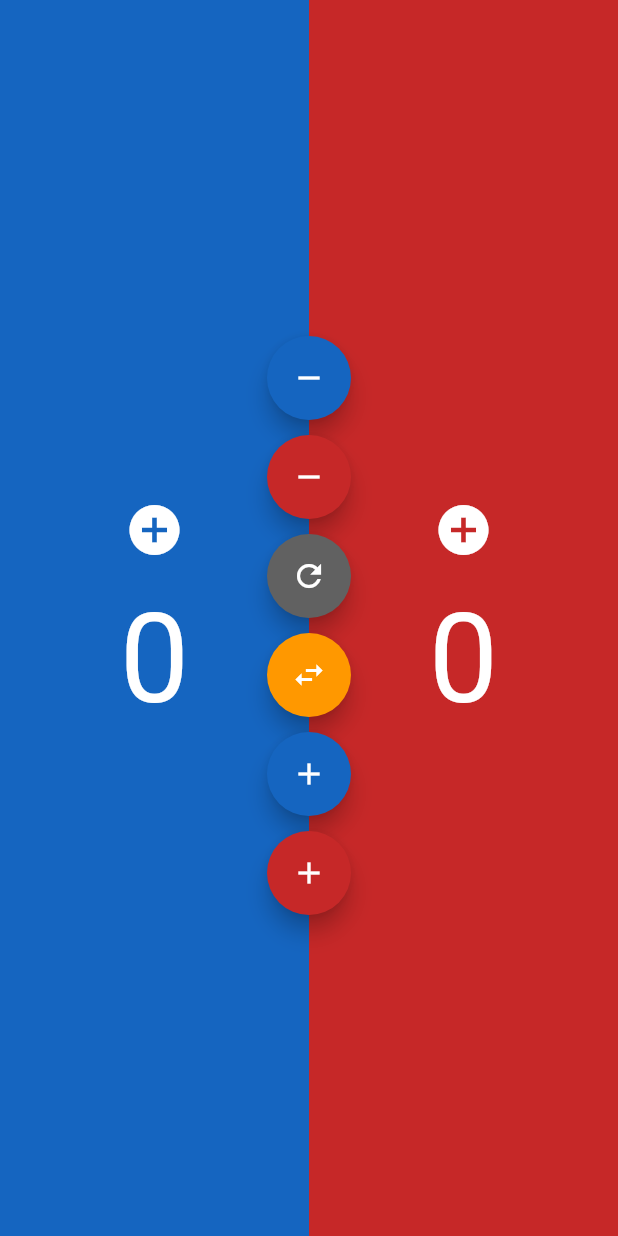
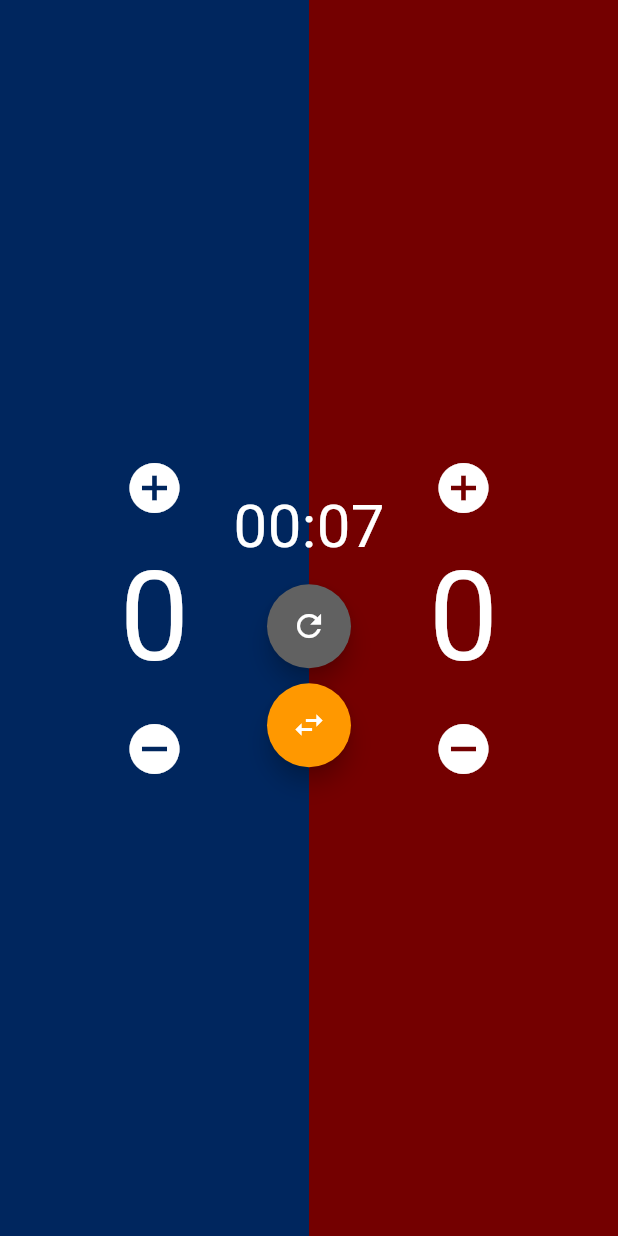
Before and after one commit to zmsp/tapscore, a Flutter app: the screen it shows after launch, on a phone screen of 412 x 824 dp. Run offline on Flutter 3.47's test engine with Material 3 defaults, Android fonts, the light colour scheme and no system bars.

Commit message:
removed unnessesary buttons

```diff
--- a/lib/main.dart
+++ b/lib/main.dart
@@ -1,3 +1,5 @@
+import 'dart:async'; // Import the required package for Timer
+
 import 'package:flutter/material.dart';
 
 void main() {
@@ -29,8 +31,29 @@ class Scoreboard extends StatefulWidget {
 class _ScoreboardState extends State<Scoreboard> {
   int _teamAScore = 0;
   int _teamBScore = 0;
-  Color _teamAColor = Colors.blue[800]!;
-  Color _teamBColor = Colors.red[800]!;
+Color _teamAColor = const Color.fromARGB(255, 0, 38, 94)!; // Very dark blue
+Color _teamBColor = const Color.fromARGB(255, 116, 0, 0)!;  // Very dark red
+
+  int _stopwatchTime = 0; // Stopwatch time in seconds
+  late Timer _timer;
+
+  // Start the stopwatch
+  void _startStopwatch() {
+    _timer = Timer.periodic(const Duration(seconds: 1), (timer) {
+      setState(() {
+        _stopwatchTime++;
+      });
+    });
+  }
+
+  // Reset the stopwatch
+  void _resetStopwatch() {
+    setState(() {
+      _stopwatchTime = 0;
+    });
+    _timer.cancel(); // Stop the timer
+    _startStopwatch(); // Restart the stopwatch
+  }
 
   void _incrementScore(String team) {
     setState(() {
@@ -72,6 +95,7 @@ class _ScoreboardState extends State<Scoreboard> {
                   _teamBScore = 0;
                 });
                 Navigator.of(context).pop();
+                _resetStopwatch(); // Reset stopwatch when scores are reset
               },
               child: const Text("Reset"),
             ),
@@ -94,6 +118,18 @@ class _ScoreboardState extends State<Scoreboard> {
   }
 
   @override
+  void initState() {
+    super.initState();
+    _startStopwatch(); // Start stopwatch when the app starts
+  }
+
+  @override
+  void dispose() {
+    _timer.cancel(); // Make sure to cancel the timer when the app is disposed
+    super.dispose();
+  }
+
+  @override
   Widget build(BuildContext context) {
     // Get the screen dimensions
     double screenWidth = MediaQuery.of(context).size.width;
@@ -102,6 +138,10 @@ class _ScoreboardState extends State<Scoreboard> {
     // Calculate font size dynamically based on the screen width (you can adjust this formula)
     double fontSize =
         screenWidth * 0.2; // Font size will scale with screen width
+
+    // Format stopwatch time
+    String formattedTime =
+        '${(_stopwatchTime ~/ 60).toString().padLeft(2, '0')}:${(_stopwatchTime % 60).toString().padLeft(2, '0')}';
 
     return Scaffold(
       body: Stack(
@@ -127,6 +167,12 @@ class _ScoreboardState extends State<Scoreboard> {
                           style: TextStyle(
                               fontSize: fontSize, color: Colors.white),
                         ),
+                        // Decrement button below Team A score
+                        IconButton(
+                          onPressed: () => _decrementScore('A'),
+                          icon: const Icon(Icons.remove_circle,
+                              size: 40, color: Colors.white),
+                        ),
                       ],
                     ),
                   ),
@@ -151,6 +197,12 @@ class _ScoreboardState extends State<Scoreboard> {
                           style: TextStyle(
                               fontSize: fontSize, color: Colors.white),
                         ),
+                        // Decrement button below Team B score
+                        IconButton(
+                          onPressed: () => _decrementScore('B'),
+                          icon: const Icon(Icons.remove_circle,
+                              size: 40, color: Colors.white),
+                        ),
                       ],
                     ),
                   ),
@@ -166,22 +218,11 @@ class _ScoreboardState extends State<Scoreboard> {
               mainAxisSize: MainAxisSize.min,
               children: [
                 const SizedBox(height: 10),
-                // Team A minus button
-                FloatingActionButton(
-                  onPressed: () => _decrementScore('A'),
-                  backgroundColor: _teamAColor,
-                  shape: const CircleBorder(), // Ensures the button is round
-                  child: const Icon(Icons.remove, color: Colors.white),
+                // Stopwatch Display
+                Text(
+                  formattedTime,
+                  style: TextStyle(fontSize: 40, color: Colors.white),
                 ),
-                const SizedBox(height: 10),
-                // Team B minus button
-                FloatingActionButton(
-                  onPressed: () => _decrementScore('B'),
-                  backgroundColor: _teamBColor,
-                  shape: const CircleBorder(), // Ensures the button is round
-                  child: const Icon(Icons.remove, color: Colors.white),
-                ),
-
                 const SizedBox(height: 10),
                 // Reset button
                 FloatingActionButton(
@@ -198,22 +239,6 @@ class _ScoreboardState extends State<Scoreboard> {
                   shape: const CircleBorder(), // Ensures the button is round
                   child: const Icon(Icons.swap_horiz, color: Colors.white),
                 ),
-                const SizedBox(height: 10),
-                // Team A plus button
-                FloatingActionButton(
-                  onPressed: () => _incrementScore('A'),
-                  backgroundColor: _teamAColor,
-                  shape: const CircleBorder(), // Ensures the button is round
-                  child: const Icon(Icons.add, color: Colors.white),
-                ),
-                const SizedBox(height: 10),
-                // Team B plus button
-                FloatingActionButton(
-                  onPressed: () => _incrementScore('B'),
-                  backgroundColor: _teamBColor,
-                  shape: const CircleBorder(), // Ensures the button is round
-                  child: const Icon(Icons.add, color: Colors.white),
-                ),
               ],
             ),
           ),
```
